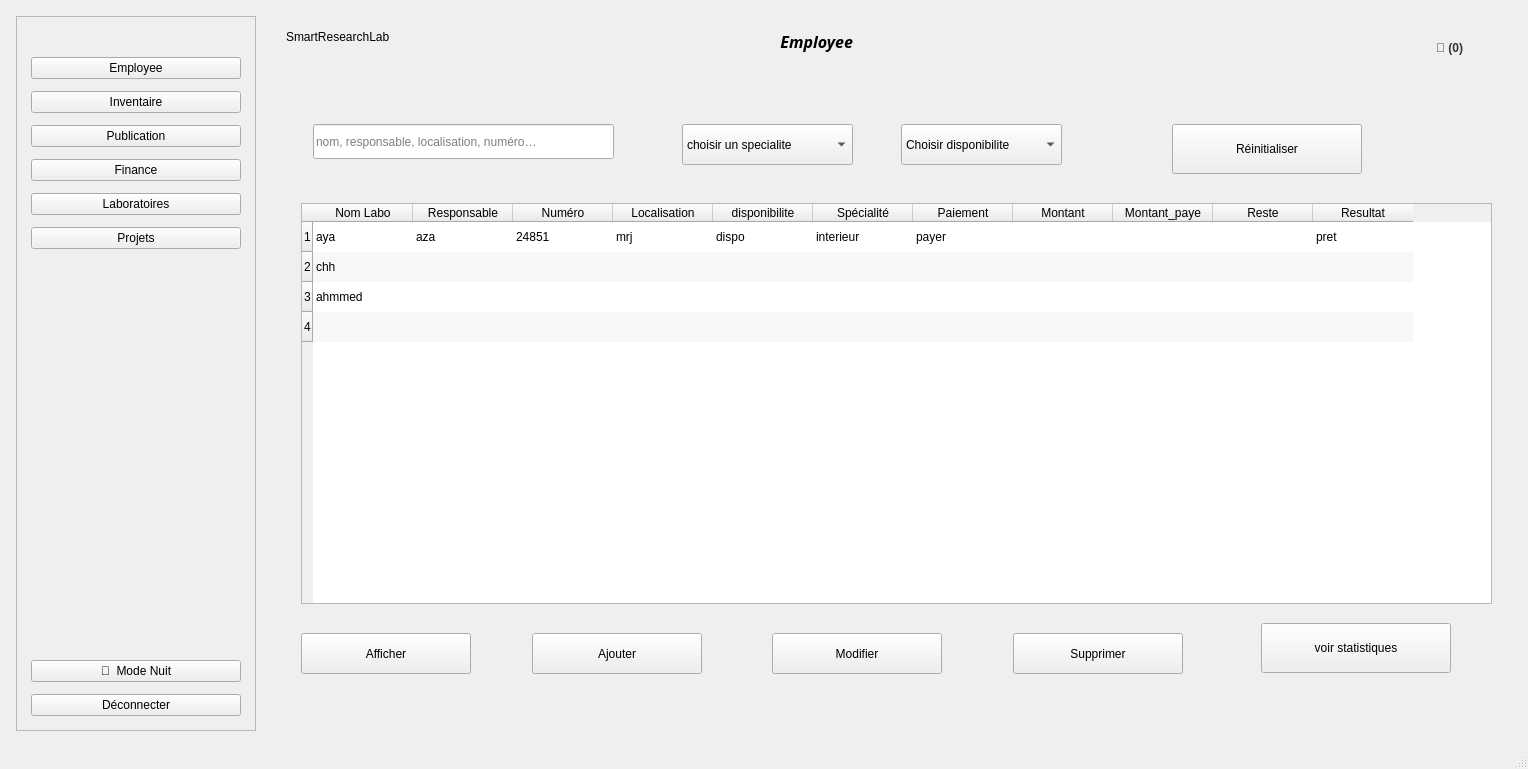
First picture: the form in mainwindow.ui, repository Esprit-UP-Algo/projetcpp2526-s2-2a12-smart-research-publication-management, before the edit.
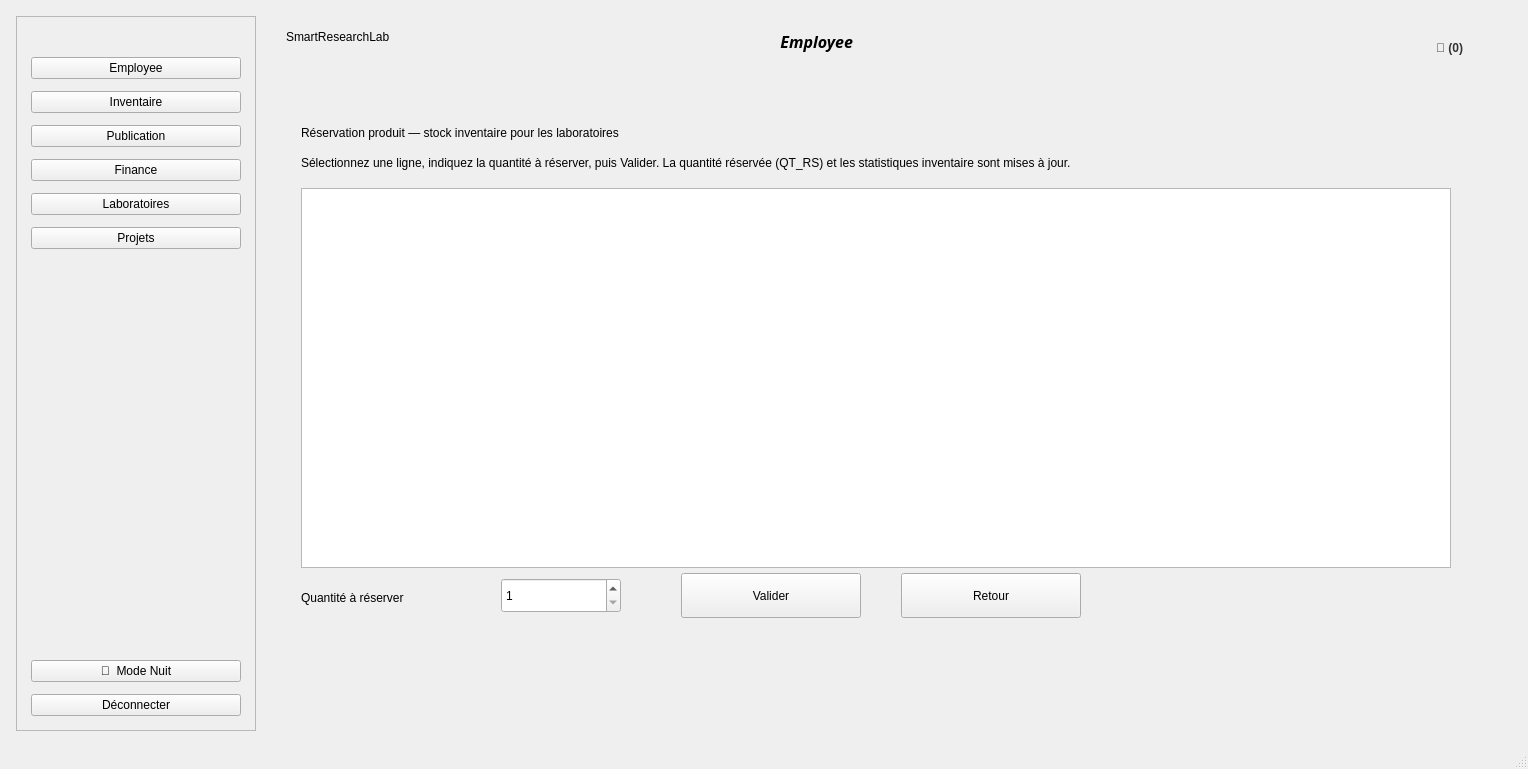
Second picture: the form after the edit. The open tabs and pages were chosen to show the change.

```diff
--- a/mainwindow.ui
+++ b/mainwindow.ui
@@ -6841,6 +6841,114 @@
              </widget>
             </widget>
             <widget class="QWidget" name="mapsL"/>
+            <widget class="QWidget" name="labReserveProduct">
+             <widget class="QLabel" name="lblLabReserveTitle">
+              <property name="geometry">
+               <rect>
+                <x>20</x>
+                <y>20</y>
+                <width>900</width>
+                <height>40</height>
+               </rect>
+              </property>
+              <property name="text">
+               <string>Réservation produit — stock inventaire pour les laboratoires</string>
+              </property>
+             </widget>
+             <widget class="QLabel" name="lblLabReserveHint">
+              <property name="geometry">
+               <rect>
+                <x>20</x>
+                <y>55</y>
+                <width>1100</width>
+                <height>30</height>
+               </rect>
+              </property>
+              <property name="text">
+               <string>Sélectionnez une ligne, indiquez la quantité à réserver, puis Valider. La quantité réservée (QT_RS) et les statistiques inventaire sont mises à jour.</string>
+              </property>
+              <property name="wordWrap">
+               <bool>true</bool>
+              </property>
+             </widget>
+             <widget class="QTableWidget" name="TableLabReserveProducts">
+              <property name="geometry">
+               <rect>
+                <x>20</x>
+                <y>95</y>
+                <width>1150</width>
+                <height>380</height>
+               </rect>
+              </property>
+              <property name="editTriggers">
+               <set>QAbstractItemView::EditTrigger::NoEditTriggers</set>
+              </property>
+              <property name="selectionMode">
+               <enum>QAbstractItemView::SelectionMode::SingleSelection</enum>
+              </property>
+              <property name="selectionBehavior">
+               <enum>QAbstractItemView::SelectionBehavior::SelectRows</enum>
+              </property>
+              <property name="sortingEnabled">
+               <bool>false</bool>
+              </property>
+             </widget>
+             <widget class="QLabel" name="lblLabReserveQty">
+              <property name="geometry">
+               <rect>
+                <x>20</x>
+                <y>490</y>
+                <width>200</width>
+                <height>30</height>
+               </rect>
+              </property>
+              <property name="text">
+               <string>Quantité à réserver</string>
+              </property>
+             </widget>
+             <widget class="QSpinBox" name="spinLabReserveQty">
+              <property name="geometry">
+               <rect>
+                <x>220</x>
+                <y>485</y>
+                <width>120</width>
+                <height>35</height>
+               </rect>
+              </property>
+              <property name="minimum">
+               <number>1</number>
+              </property>
+              <property name="maximum">
+               <number>999999</number>
+              </property>
+             </widget>
+             <widget class="QPushButton" name="btnLabReserveValidate">
+              <property name="geometry">
+               <rect>
+                <x>400</x>
+                <y>480</y>
+                <width>180</width>
+                <height>45</height>
+               </rect>
+              </property>
+              <property name="text">
+               <string>Valider</string>
+              </property>
+             </widget>
+             <widget class="QPushButton" name="btnLabReserveBack">
+              <property name="geometry">
+               <rect>
+                <x>620</x>
+                <y>480</y>
+                <width>180</width>
+                <height>45</height>
+               </rect>
+              </property>
+              <property name="text">
+               <string>Retour</string>
+              </property>
+             </widget>
+            </widget>
            </widget>
           </item>
          </layout>
```
Left out of the diff: 26 changed lines with no effect on the pictures.
